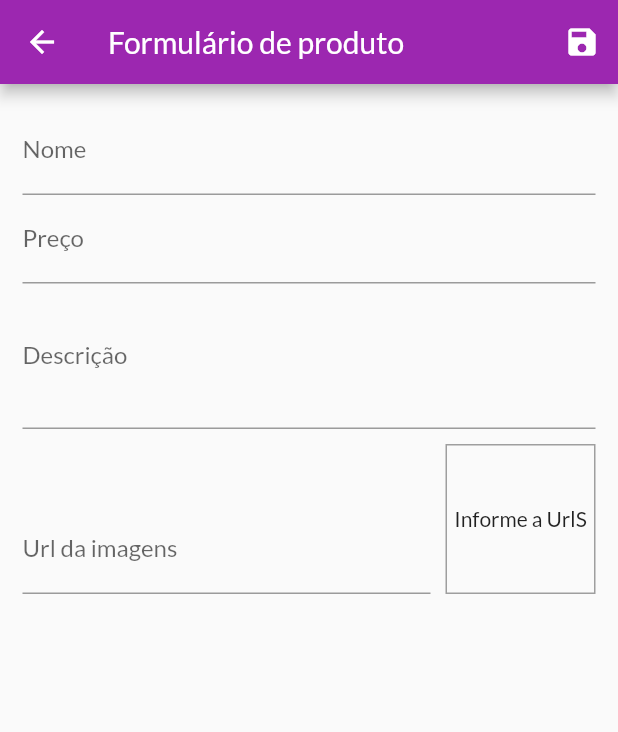
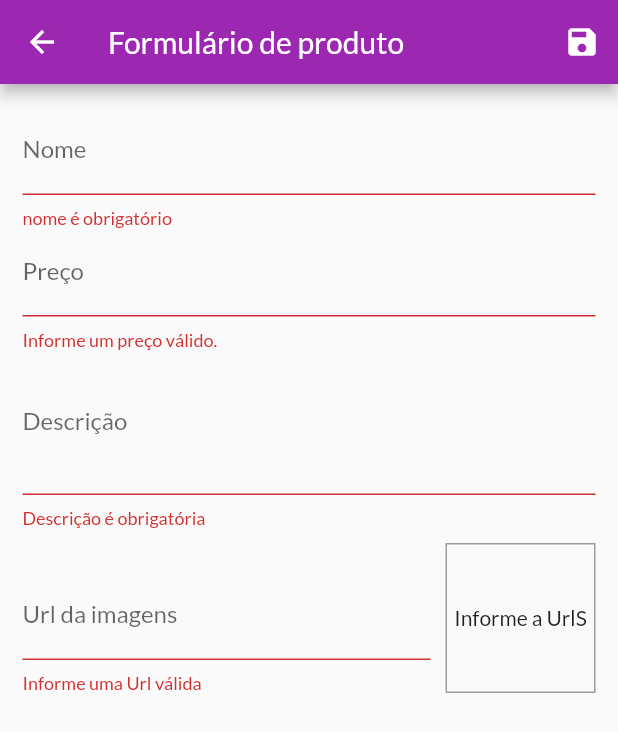
Before and after one commit to elton-costa/shop, a Flutter app: the ProductFormPage screen opened by its route, after a tap on the "save" icon, on a phone screen of 412 x 824 dp. Shown: the top 732 px of the screen. Run offline on Flutter 3.47's test engine with Material 2 defaults, Android fonts, the phone set to English and light mode, and no system bars; missing offline and left inert: dart:html; network calls fail.

Commit message:
Create validator form

```diff
--- a/lib/pages/product_form_page.dart
+++ b/lib/pages/product_form_page.dart
@@ -36,7 +36,21 @@ class _ProductFormPageState extends State<ProductFormPage> {
     setState(() {});
   }
 
+  bool isValidImageUrl(String url) {
+    bool isValidUrl = Uri.tryParse(url)?.hasAbsolutePath ?? false;
+    bool endsWithFile = url.toLowerCase().endsWith('.png') ||
+        url.toLowerCase().endsWith('.jpg') ||
+        url.toLowerCase().endsWith('.jpeg');
+    return isValidUrl && endsWithFile;
+  }
+
   void _submitForm() {
+    final isValid = _formKey.currentState?.validate() ?? false;
+
+    if (isValid) {
+      return;
+    }
+
     _formKey.currentState?.save();
     final newProduct = Product(
       id: Random().nextDouble().toString(),
@@ -75,6 +89,16 @@ class _ProductFormPageState extends State<ProductFormPage> {
                   FocusScope.of(context).requestFocus(_priceFocus);
                 },
                 onSaved: (name) => _formData['name'] = name ?? '',
+                validator: (_name) {
+                  final name = _name ?? '';
+                  if (name.trim().isEmpty) {
+                    return 'nome é obrigatório';
+                  }
+                  if (name.trim().length < 3) {
+                    return 'nome precisa ter no mínimo 3 letras';
+                  }
+                  return null;
+                },
               ),
               TextFormField(
                 decoration: InputDecoration(labelText: 'Preço'),
@@ -88,6 +112,15 @@ class _ProductFormPageState extends State<ProductFormPage> {
                 },
                 onSaved: (price) =>
                     _formData['price'] = double.parse(price ?? '0'),
+                validator: (_price) {
+                  final priceString = _price ?? '';
+                  final price = double.tryParse(priceString) ?? -1;
+
+                  if (price <= 0) {
+                    return 'Informe um preço válido.';
+                  }
+                  return null;
+                },
               ),
               TextFormField(
                 decoration: InputDecoration(labelText: 'Descrição'),
@@ -96,6 +129,16 @@ class _ProductFormPageState extends State<ProductFormPage> {
                 maxLines: 3,
                 onSaved: (description) =>
                     _formData['description'] = description ?? '',
+                validator: (_description) {
+                  final description = _description ?? '';
+                  if (description.trim().isEmpty) {
+                    return 'Descrição é obrigatória';
+                  }
+                  if (description.trim().length < 10) {
+                    return 'Descrição precisa ter no mínimo 10 letras';
+                  }
+                  return null;
+                },
               ),
               Row(
                 crossAxisAlignment: CrossAxisAlignment.end,
@@ -110,6 +153,13 @@ class _ProductFormPageState extends State<ProductFormPage> {
                       onFieldSubmitted: (_) => _submitForm(),
                       onSaved: (imageUrl) =>
                           _formData['imageUrl'] = imageUrl ?? '',
+                      validator: (_imageUrl) {
+                        final imageUrl = _imageUrl ?? '';
+                        if (!isValidImageUrl(imageUrl)) {
+                          return 'Informe uma Url válida';
+                        }
+                        return null;
+                      },
                     ),
                   ),
                   Container(
```
